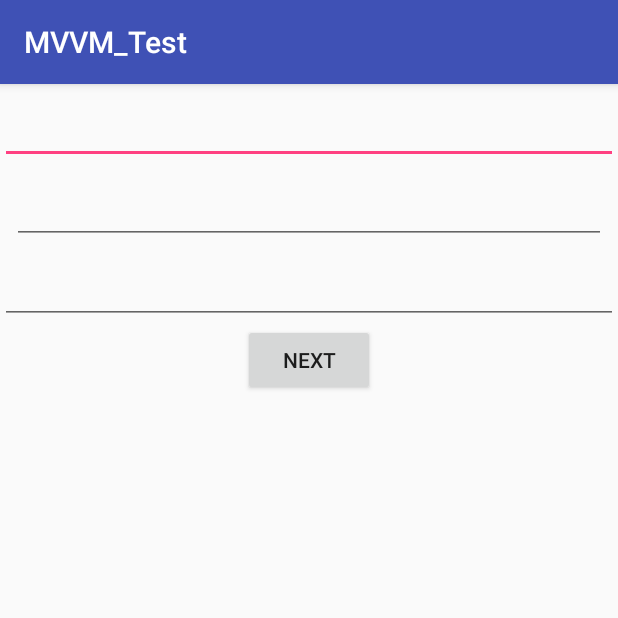
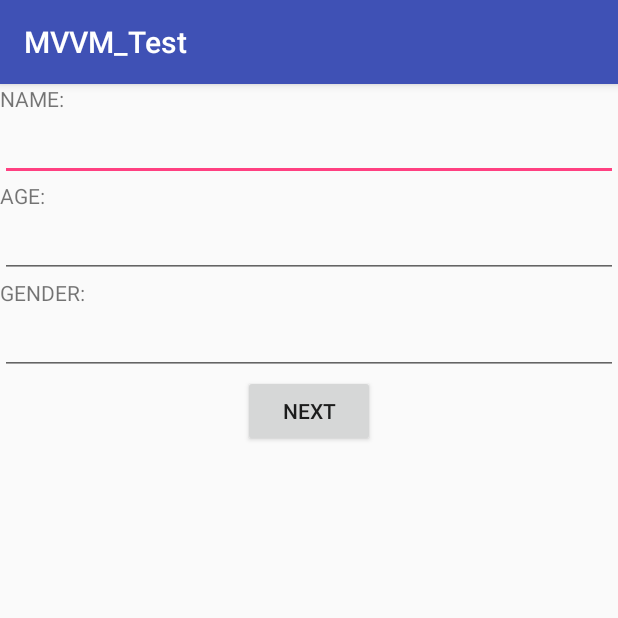
Before and after one commit to JWHAPO/MVVM_Test, an Android app: the AddActivity screen opened directly, with no data from a screen before it, on a phone screen of 412 x 824 dp, the top half of it. Run offline under Robolectric (Android 15) with nearby library versions, the phone set to English and light mode, and no system bars; our stand-ins replace Room's generated code, RxJava, data binding; libraries missing offline, so code that uses them is left out: .

```diff
--- a/app/build.gradle
+++ b/app/build.gradle
@@ -34,7 +34,7 @@ dependencies {
     implementation 'com.android.support:support-v4:27.1.1'
     implementation 'com.android.support:cardview-v7:27.1.1'
     implementation 'android.arch.lifecycle:extensions:1.1.0'
-    implementation 'com.android.support.constraint:constraint-layout:1.0.2'
+    implementation 'com.android.support.constraint:constraint-layout:1.1.0'
     implementation 'android.arch.persistence.room:rxjava2:1.1.1'
     implementation 'io.reactivex.rxjava2:rxjava:2.2.5'
     implementation 'io.reactivex.rxjava2:rxkotlin:2.3.0'
--- a/app/src/main/java/test/jw/mvvm/viewmodels/UserViewModel.kt
+++ b/app/src/main/java/test/jw/mvvm/viewmodels/UserViewModel.kt
@@ -3,9 +3,11 @@ package test.jw.mvvm.viewmodels
 import android.app.Application
 import android.databinding.BaseObservable
 import android.databinding.Bindable
+import android.widget.Toast
 import com.android.databinding.library.baseAdapters.BR
 import io.reactivex.Completable
 import io.reactivex.android.schedulers.AndroidSchedulers
+import io.reactivex.disposables.CompositeDisposable
 import io.reactivex.functions.Action
 import io.reactivex.schedulers.Schedulers
 import test.jw.mvvm.common.db.AppDatabase
@@ -20,13 +22,17 @@ import test.jw.mvvm.model.User
 class UserViewModel(val application: Application) : BaseObservable(){
 
     private var appDatabase: AppDatabase = AppDatabase.getInstance(application)!!
+    private var mCompositeDisposable : CompositeDisposable = CompositeDisposable()
 
     @Bindable
     var user: User = User()
+        set(value) {
+            field = value
+            notifyPropertyChanged(BR.user)
+        }
 
     fun afterNameTextChanged(s:CharSequence){
         user.lastName = s.toString()
-        notifyPropertyChanged(BR.user)
     }
 
     fun afterAgeTextChanged(s:CharSequence){
@@ -44,6 +50,24 @@ class UserViewModel(val application: Application) : BaseObservable(){
                 .subscribe(this::successAdd,this::failAdd)
     }
 
+    fun updateDetail(userId:Long) {
+        if(userId!=0L){
+            mCompositeDisposable.add(appDatabase.userDao().getUserById(userId)
+                    .subscribeOn(Schedulers.io())
+                    .observeOn(AndroidSchedulers.mainThread())
+                    .subscribe(this::updateUser, this::searchError)
+            )
+        }
+    }
+
+    private fun updateUser(user:User){
+        this.user = user
+    }
+
+    private fun searchError(error: Throwable){
+        Toast.makeText(application.applicationContext,"${error}!", Toast.LENGTH_LONG).show()
+    }
+
     fun successAdd(){
         println("Success")
     }
--- a/app/src/main/java/test/jw/mvvm/views/AddActivity.kt
+++ b/app/src/main/java/test/jw/mvvm/views/AddActivity.kt
@@ -1,5 +1,6 @@
 package test.jw.mvvm.views
 
+import android.content.Intent
 import android.databinding.DataBindingUtil
 import android.os.Bundle
 import android.support.v7.app.AppCompatActivity
@@ -7,6 +8,7 @@ import test.jw.mvvm.R
 import test.jw.mvvm.databinding.AddLayoutBinding
 import test.jw.mvvm.viewmodels.UserViewModel
 import com.android.databinding.library.baseAdapters.BR
+import test.jw.mvvm.model.User
 
 /**
  * MVVM_Test
@@ -25,6 +27,10 @@ class AddActivity:AppCompatActivity(){
 
         userViewModel = UserViewModel(application)
         initDatabinding()
+
+        val intent = getIntent()
+        val userId = intent.getLongExtra("userId",0)
+        userId?.let { userViewModel.updateDetail(it) }
     }
 
     /**
@@ -32,7 +38,7 @@ class AddActivity:AppCompatActivity(){
      */
     private fun initDatabinding(){
         addLayoutBinding = DataBindingUtil.setContentView(this, R.layout.add_layout)
-        addLayoutBinding.setVariable(BR.userViewModel, userViewModel)
+        addLayoutBinding.userViewModel = userViewModel
         addLayoutBinding.executePendingBindings()
     }
 }
--- a/app/src/main/res/layout/add_layout.xml
+++ b/app/src/main/res/layout/add_layout.xml
@@ -15,39 +15,58 @@
         android:layout_width="match_parent"
         android:layout_height="match_parent"
         >
-
+        <TextView
+            android:id="@+id/add_name_title"
+            android:layout_width="wrap_content"
+            android:layout_height="wrap_content"
+            app:layout_constraintTop_toTopOf="parent"
+            app:layout_constraintLeft_toLeftOf="parent"
+            android:text="NAME:"/>
         <EditText
             android:id="@+id/add_name_et"
             android:layout_width="match_parent"
             android:layout_height="wrap_content"
-            android:layout_marginTop="8dp"
+            android:text="@{userViewModel.user.lastName}"
             android:afterTextChanged="@{(editable)->userViewModel.afterNameTextChanged(editable)}"
             app:layout_constraintLeft_toLeftOf="parent"
             app:layout_constraintRight_toRightOf="parent"
-            app:layout_constraintTop_toTopOf="parent"
+            app:layout_constraintTop_toBottomOf="@+id/add_name_title"
             app:change_name = "@{userViewModel.user}"/>
 
+        <TextView
+            android:id="@+id/add_age_title"
+            android:layout_width="wrap_content"
+            android:layout_height="wrap_content"
+            app:layout_constraintTop_toBottomOf="@+id/add_name_et"
+            app:layout_constraintLeft_toLeftOf="parent"
+            android:text="AGE:"/>
         <EditText
             android:id="@+id/add_age_et"
             android:layout_width="match_parent"
             android:layout_height="wrap_content"
-            android:layout_marginEnd="8dp"
-            android:layout_marginStart="8dp"
-            android:layout_marginTop="8dp"
             android:inputType="number"
+            android:text="@{``+userViewModel.user.age}"
             android:afterTextChanged="@{(editable)->userViewModel.afterAgeTextChanged(editable)}"
+            app:layout_constraintTop_toBottomOf="@+id/add_age_title"
             app:layout_constraintLeft_toLeftOf="parent"
-            app:layout_constraintRight_toRightOf="parent"
-            app:layout_constraintTop_toBottomOf="@+id/add_name_et" />
+            app:layout_constraintRight_toRightOf="parent"/>
+
+        <TextView
+            android:id="@+id/add_gender_title"
+            android:layout_width="wrap_content"
+            android:layout_height="wrap_content"
+            app:layout_constraintTop_toBottomOf="@+id/add_age_et"
+            app:layout_constraintLeft_toLeftOf="parent"
+            android:text="GENDER:"/>
         <EditText
             android:id="@+id/add_gender_et"
             android:layout_width="match_parent"
             android:layout_height="wrap_content"
-            android:layout_marginTop="8dp"
+            android:text="@{userViewModel.user.gender}"
             android:afterTextChanged="@{(editable)->userViewModel.afterGenderTextChanged(editable)}"
+            app:layout_constraintTop_toBottomOf="@+id/add_gender_title"
             app:layout_constraintLeft_toLeftOf="parent"
-            app:layout_constraintRight_toRightOf="parent"
-            app:layout_constraintTop_toBottomOf="@+id/add_age_et" />
+            app:layout_constraintRight_toRightOf="parent" />
 
         <Button
             android:id="@+id/add_btn"
```
Also changed, not shown: app/src/main/java/test/jw/mvvm/model/dao/UserDao.kt (+3 -0 lines), app/src/main/java/test/jw/mvvm/views/MainActivity.kt (+3 -2 lines), app/src/main/res/layout/list_row.xml (+9 -6 lines).
